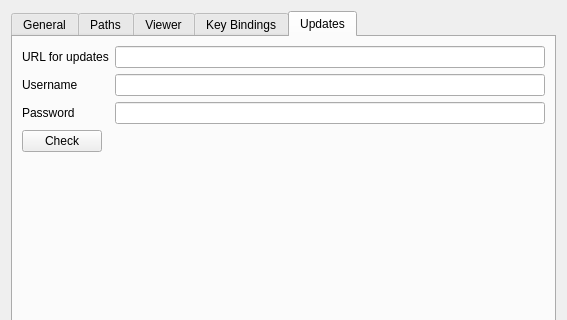
The window that OpenFlipper/widgets/optionsWidget/ui_optionsWidget.ui (ShenRen/OpenFlipper) describes before a commit, drawn with Qt 5; both pictures show x 0 to 567 and y 0 to 320 of the 567 by 487 pixel window.
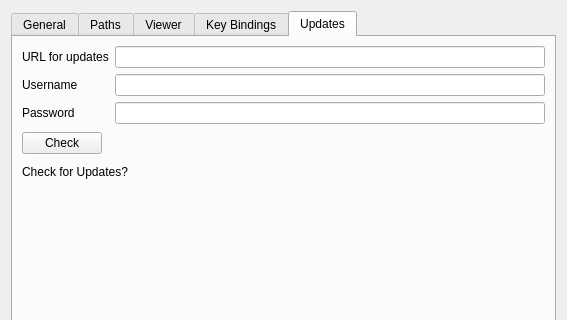
The same window after the commit.

Commit message: Basic update checker

```diff
--- a/OpenFlipper/widgets/optionsWidget/ui_optionsWidget.ui
+++ b/OpenFlipper/widgets/optionsWidget/ui_optionsWidget.ui
@@ -264,6 +264,14 @@
       </layout>
      </widget>
      <widget class="QWidget" name="Updates" >
+      <property name="geometry" >
+       <rect>
+        <x>0</x>
+        <y>0</y>
+        <width>545</width>
+        <height>401</height>
+       </rect>
+      </property>
       <attribute name="title" >
        <string>Updates</string>
       </attribute>
@@ -326,8 +334,32 @@
            </property>
            <property name="sizeHint" stdset="0" >
             <size>
-             <width>40</width>
-             <height>20</height>
+             <width>198</width>
+             <height>27</height>
+            </size>
+           </property>
+          </spacer>
+         </item>
+        </layout>
+       </item>
+       <item>
+        <layout class="QHBoxLayout" name="horizontalLayout_5" >
+         <item>
+          <widget class="QLabel" name="statusLabel" >
+           <property name="text" >
+            <string>Check for Updates?</string>
+           </property>
+          </widget>
+         </item>
+         <item>
+          <spacer name="horizontalSpacer_3" >
+           <property name="orientation" >
+            <enum>Qt::Horizontal</enum>
+           </property>
+           <property name="sizeHint" stdset="0" >
+            <size>
+             <width>13</width>
+             <height>17</height>
             </size>
            </property>
           </spacer>
```
The commit also changes 2 other files.
